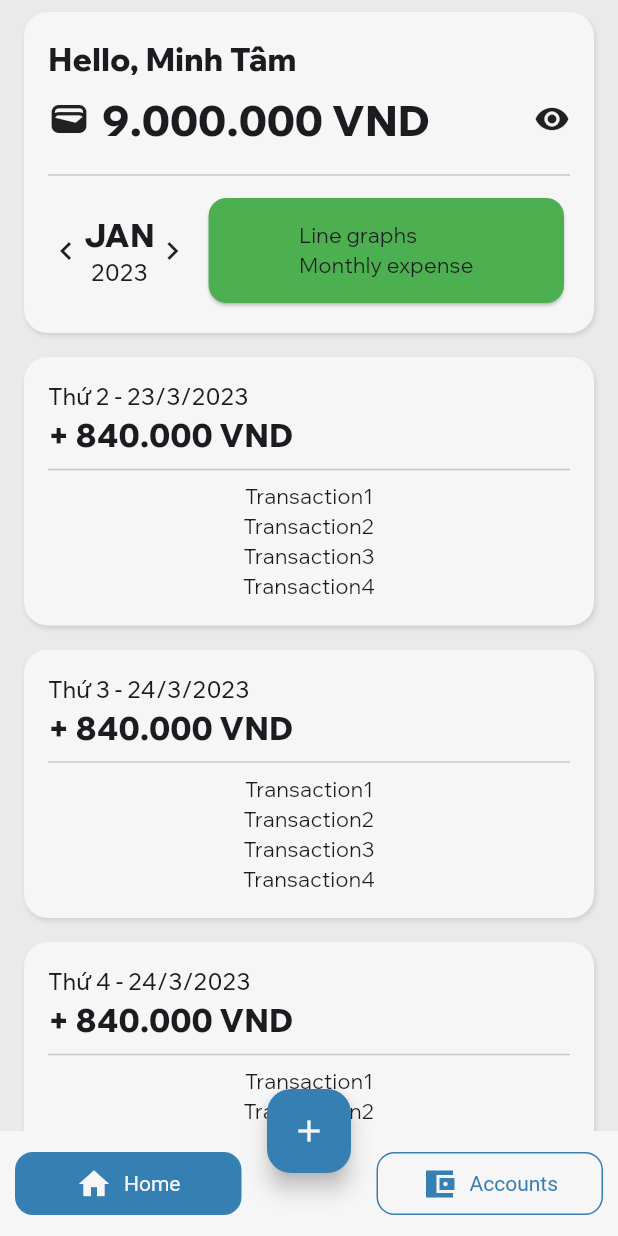
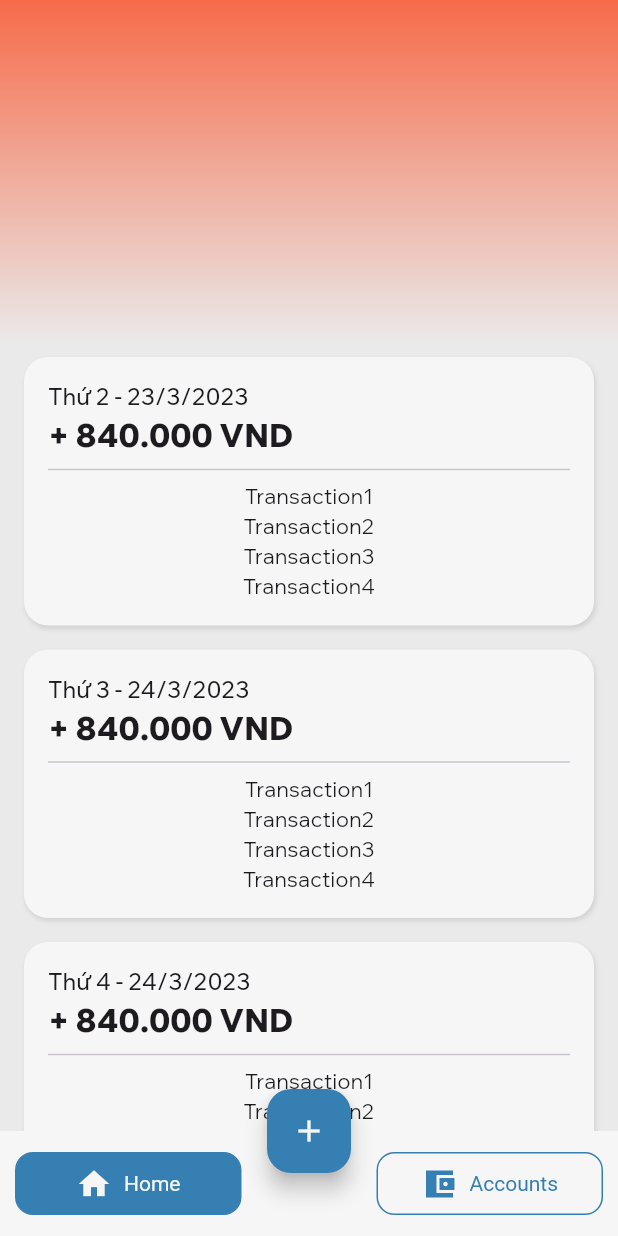
Before and after one commit to minhtaama/money-tracker, a Flutter app: the screen it shows after launch, on a phone screen of 412 x 824 dp. Run offline on Flutter 3.47's test engine with Material 2 defaults, Android fonts, the phone set to English and light mode, and no system bars; our stand-ins replace flutter_riverpod, go_router; missing offline and left inert: snap_scroll_physics; generated files the repository leaves out were written again.

Commit message:
change app_bar.dart opacity and height logic

```diff
--- a/lib/src/features/custom_navigation_bar/presentation/scaffold_with_bottom_nav_bar_screen.dart
+++ b/lib/src/features/custom_navigation_bar/presentation/scaffold_with_bottom_nav_bar_screen.dart
@@ -24,11 +24,6 @@ class ScaffoldWithBottomNavBar extends ConsumerStatefulWidget {
 class _ScaffoldWithBottomNavBarState extends ConsumerState<ScaffoldWithBottomNavBar> {
   @override
   Widget build(BuildContext context) {
-    // Watch state in TabPage to change behaviour of Floating Action Button
-    bool isFABDocked =
-        ref.watch(customListViewStateControllerProvider.select((value) => value.isScrollForward));
-
-    // List of items in BottomAppBar
     final tabItems = <BottomAppBarItem>[
       BottomAppBarItem(
         path: RoutePath.home,
@@ -42,12 +37,7 @@ class _ScaffoldWithBottomNavBarState extends ConsumerState<ScaffoldWithBottomNav
       ),
     ];
 
-    // Each tabItem has a `path` to navigate under ShellRoute. When GoRouter push/go
-    // a route which is the child of ShellRoute, this Scaffold will not disappear, but
-    // display above the `tabItem`.
-    return Scaffold(
-      floatingActionButton: CustomFloatingActionButton(
-        items: [
+    final fabItems = <FABItem>[
       FABItem(
         icon: Icons.arrow_circle_down.temporaryIcon,
         label: 'Income'.hardcoded,
@@ -67,18 +57,27 @@ class _ScaffoldWithBottomNavBarState extends ConsumerState<ScaffoldWithBottomNav
         onTap: () => print('tapped'),
       ),
       //TODO: Implement Hive icon
-        ],
-      ),
+    ];
+
+    // Watch state in TabPage to change behaviour of Floating Action Button
+    bool isFABDocked =
+        ref.watch(customListViewStateControllerProvider.select((value) => value.isScrollForward));
+
+    // Each tabItem has a `path` to navigate under ShellRoute. When GoRouter push/go
+    // a route which is the child of ShellRoute, this Scaffold will not disappear, but
+    // display above the `tabItem`.
+    return Scaffold(
+      floatingActionButton: CustomFloatingActionButton(items: fabItems),
       floatingActionButtonLocation: isFABDocked
           ? FloatingActionButtonLocation.centerDocked
           : FloatingActionButtonLocation.centerFloat,
-      extendBody: true,
       bottomNavigationBar: BottomAppBarWithFAB(
         items: tabItems,
         onTabSelected: (int tabIndex) {
           context.go(tabItems[tabIndex].path); // Change Tab
         },
       ),
+      extendBody: false,
       backgroundColor: AppTheme.of(context).background,
       body: SafeArea(
         child: widget.child,
--- a/lib/src/features/custom_tab_page/presentation/custom_tab_bar.dart
+++ b/lib/src/features/custom_tab_page/presentation/custom_tab_bar.dart
@@ -12,7 +12,7 @@ class CustomTabBar extends ConsumerWidget {
 
   double _getAppBarHeight({required bool isScrollIdle, required double pixelsOffset}) {
     double height;
-    height = (kExtendedCustomAppBarHeight - 2 * pixelsOffset)
+    height = (kExtendedCustomAppBarHeight - pixelsOffset - 2) // 2px is added for clamping
         .clamp(kCustomAppBarHeight, kExtendedCustomAppBarHeight);
     if (isScrollIdle) {
       return height > _triggerHeight ? kExtendedCustomAppBarHeight : kCustomAppBarHeight;
@@ -24,17 +24,9 @@ class CustomTabBar extends ConsumerWidget {
     final height = appBarHeight;
 
     if (isExtendedChild) {
-      return height <= _triggerHeight
-          ? 1 - kCustomAppBarHeight / height
-          : height >= kCustomAppBarHeight
-              ? 1
-              : 0;
+      return (height - kCustomAppBarHeight) / (kExtendedCustomAppBarHeight - kCustomAppBarHeight);
     } else {
-      return height >= _triggerHeight
-          ? 1 - height / kExtendedCustomAppBarHeight
-          : height <= _triggerHeight
-              ? 1
-              : 0;
+      return 1 - (height - kCustomAppBarHeight) / (kExtendedCustomAppBarHeight - kCustomAppBarHeight);
     }
   }
 
--- a/lib/src/features/home/presentation/app_bar.dart
+++ b/lib/src/features/home/presentation/app_bar.dart
@@ -2,6 +2,7 @@ import 'package:flutter/material.dart';
 import 'package:money_tracker_app/src/theming/app_theme.dart';
 import 'package:money_tracker_app/src/utils/extensions/icon_extension.dart';
 import 'package:money_tracker_app/src/utils/extensions/string_extension.dart';
+import '../../../utils/constants.dart';
 
 class ChildAppBar extends StatelessWidget {
   const ChildAppBar({Key? key}) : super(key: key);
@@ -25,13 +26,7 @@ class ChildAppBar extends StatelessWidget {
                 width: 8,
               ),
               Expanded(
-                child: Text(
-                  '9.000.000 VND'.hardcoded,
-                  style: const TextStyle(
-                    fontSize: 28,
-                    fontWeight: FontWeight.w900,
-                  ),
-                ),
+                child: Text('9.000.000 VND'.hardcoded, style: kHeader2TextStyle),
               ),
               const Icon(Icons.remove_red_eye).temporaryIcon
             ],
--- a/lib/src/features/home/presentation/extended_app_bar.dart
+++ b/lib/src/features/home/presentation/extended_app_bar.dart
@@ -1,5 +1,6 @@
 import 'package:flutter/material.dart';
 import 'package:money_tracker_app/src/common_widgets/card_item.dart';
+import 'package:money_tracker_app/src/theming/app_theme.dart';
 import 'package:money_tracker_app/src/utils/extensions/icon_extension.dart';
 import 'package:money_tracker_app/src/utils/extensions/string_extension.dart';
 import 'package:money_tracker_app/src/utils/constants.dart';
@@ -9,46 +10,60 @@ class ExtendedAppBar extends StatelessWidget {
 
   @override
   Widget build(BuildContext context) {
-    return GestureDetector(
-      onTap: () => print('extended child tapped'),
-      child: CardItem(
-        child: Column(
-          crossAxisAlignment: CrossAxisAlignment.start,
-          mainAxisAlignment: MainAxisAlignment.spaceBetween,
-          children: [
-            Expanded(
-              flex: 1,
-              child: Text(
-                'Hello, Minh Tâm'.hardcoded,
-                style: kHeader2TextStyle,
-              ),
-            ),
-            Expanded(
-              flex: 2,
-              child: Row(
-                children: [
-                  const Icon(Icons.wallet, size: 28).temporaryIcon,
-                  Gap.w8,
-                  Expanded(
-                    child: Text(
-                      '9.000.000 VND'.hardcoded,
-                      style: kHeader1TextStyle,
-                    ),
-                  ),
-                  const Icon(Icons.remove_red_eye).temporaryIcon
-                ],
-              ),
-            ),
-            const Flexible(child: Divider()),
-            const Expanded(
-              flex: 3,
-              child: MonthDetails(),
-            ),
-          ],
-        ),
-      ),
+    return Container(
+      height: 300,
+      decoration: BoxDecoration(
+          gradient: LinearGradient(
+        begin: Alignment.topCenter,
+        end: Alignment.bottomCenter,
+        colors: [AppTheme.of(context).primary, AppTheme.of(context).background],
+        stops: [0, 1],
+      )),
     );
   }
+
+  // @override
+  // Widget build(BuildContext context) {
+  //   return GestureDetector(
+  //     onTap: () => print('extended child tapped'),
+  //     child: CardItem(
+  //       child: Column(
+  //         crossAxisAlignment: CrossAxisAlignment.start,
+  //         mainAxisAlignment: MainAxisAlignment.spaceBetween,
+  //         children: [
+  //           Expanded(
+  //             flex: 1,
+  //             child: Text(
+  //               'Hello, Minh Tâm'.hardcoded,
+  //               style: kHeader2TextStyle,
+  //             ),
+  //           ),
+  //           Expanded(
+  //             flex: 2,
+  //             child: Row(
+  //               children: [
+  //                 const Icon(Icons.wallet, size: 28).temporaryIcon,
+  //                 Gap.w8,
+  //                 Expanded(
+  //                   child: Text(
+  //                     '9.000.000 VND'.hardcoded,
+  //                     style: kHeader1TextStyle,
+  //                   ),
+  //                 ),
+  //                 const Icon(Icons.remove_red_eye).temporaryIcon
+  //               ],
+  //             ),
+  //           ),
+  //           const Flexible(child: Divider()),
+  //           const Expanded(
+  //             flex: 3,
+  //             child: MonthDetails(),
+  //           ),
+  //         ],
+  //       ),
+  //     ),
+  //   );
+  // }
 }
 
 class MonthDetails extends StatelessWidget {
--- a/lib/src/utils/constants.dart
+++ b/lib/src/utils/constants.dart
@@ -9,7 +9,8 @@ const kHeader4TextStyle = TextStyle(fontWeight: FontWeight.w500, fontSize: 15);
 // Value related to CustomTabBar and CustomTabPage
 const double kCustomAppBarHeight = 50;
 const double kExtendedCustomAppBarHeight = 230;
-const Duration kAppBarExtendDuration = Duration(milliseconds: 150);
+const double kTriggerHeight = 10;
+const Duration kAppBarExtendDuration = Duration(milliseconds: 10);
 
 // Value related to BottomAppBar
 const Duration kNavBarDuration = Duration(milliseconds: 200);
```
Lines whose indentation alone changed are shown as unchanged.
